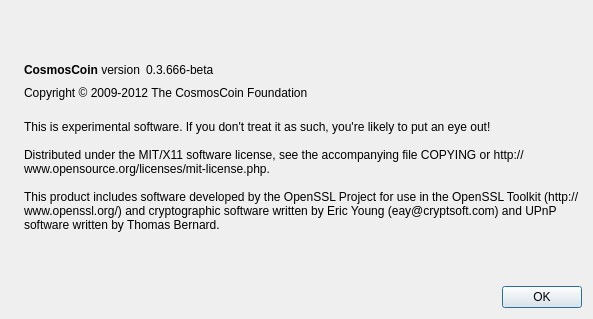
cosmoscoin/cosmoscoin, file src/qt/forms/aboutdialog.ui: the form before one commit.
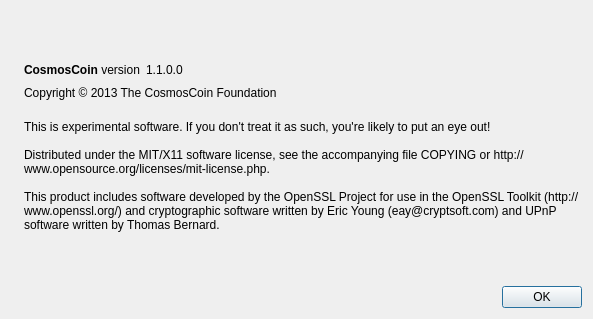
The form after the commit. Icons and pictures are not drawn.

```diff
--- a/src/qt/forms/aboutdialog.ui
+++ b/src/qt/forms/aboutdialog.ui
@@ -63,7 +63,7 @@
           <cursorShape>IBeamCursor</cursorShape>
          </property>
          <property name="text">
-          <string notr="true">0.3.666-beta</string>
+          <string notr="true">1.1.0.0</string>
          </property>
          <property name="textInteractionFlags">
           <set>Qt::LinksAccessibleByMouse|Qt::TextSelectableByKeyboard|Qt::TextSelectableByMouse</set>
@@ -91,7 +91,7 @@
         <cursorShape>IBeamCursor</cursorShape>
        </property>
        <property name="text">
-        <string>Copyright © 2009-2012 The CosmosCoin Foundation</string>
+        <string>Copyright © 2013 The CosmosCoin Foundation</string>
        </property>
        <property name="textInteractionFlags">
         <set>Qt::LinksAccessibleByMouse|Qt::TextSelectableByKeyboard|Qt::TextSelectableByMouse</set>
```
